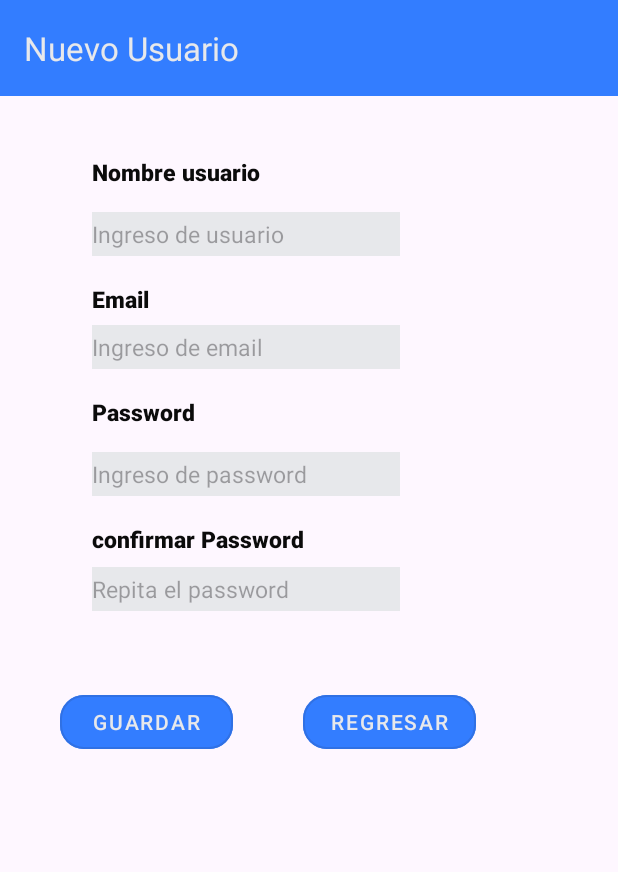
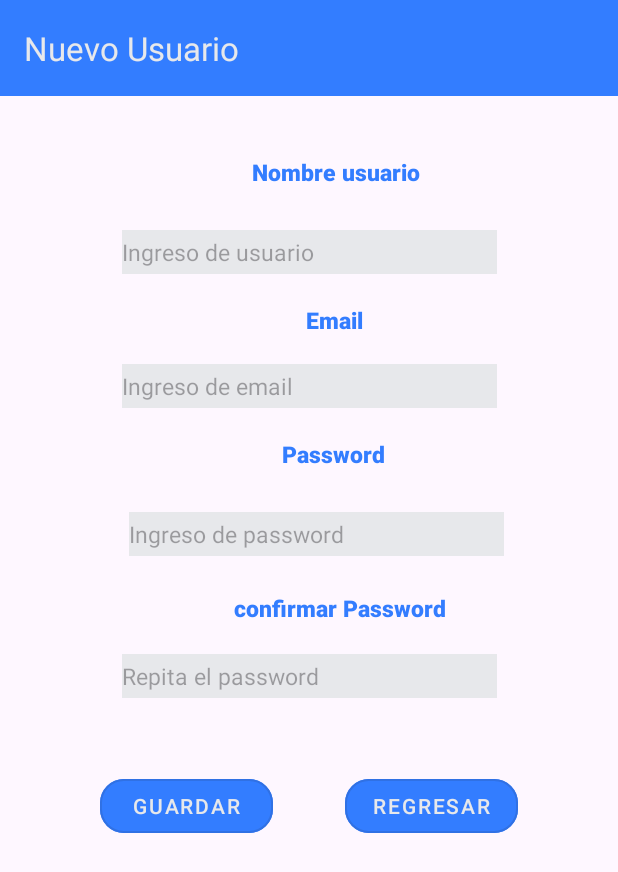
Before and after one commit to Victor120y/Victor120y-evaluacion-practica-1-DAM, an Android app: the RegistarActivity screen opened directly, with no data from a screen before it, on a phone screen of 412 x 824 dp. Shown: the top 872 px of the screen. Run offline under Robolectric (Android 15) with nearby library versions, the phone set to English and light mode, and no system bars.

Commit message:
cambiando resolucion de pantalla

```diff
--- a/app/src/main/AndroidManifest.xml
+++ b/app/src/main/AndroidManifest.xml
@@ -14,12 +14,12 @@
         tools:targetApi="31">
         <activity
             android:name=".HomeActivity"
-            android:exported="false"
+            android:exported="true"
             android:label="@string/title_activity_home"
             android:theme="@style/Theme.Tema3_5.NoActionBar" />
         <activity
             android:name=".RegistarActivity"
-            android:exported="false" />
+            android:exported="true" />
         <activity
             android:name=".MainActivity"
             android:exported="true">
--- a/app/src/main/java/com/example/tema3_5/RegistarActivity.java
+++ b/app/src/main/java/com/example/tema3_5/RegistarActivity.java
@@ -38,7 +38,6 @@ public class RegistarActivity extends AppCompatActivity {
             v.setPadding(systemBars.left, systemBars.top, systemBars.right, systemBars.bottom);
             return insets;
         });
-        TextView edtSalida = findViewById(R.id.edtSalida);
         Button btnGuardar = findViewById(R.id.btnGuardar);
         Button btnRegresar = findViewById(R.id.btnRegresar);
         EditText txtIngresoUsuario = findViewById(R.id.txtIngresoUsuario);
@@ -115,6 +114,7 @@ public class RegistarActivity extends AppCompatActivity {
                     Intent intent = new Intent(this, MainActivity.class); // aqui pasamos al home
                     startActivity(intent); // Inicia la actividad
                     Toast.makeText(this, "Abriendo pantalla de home...", Toast.LENGTH_SHORT).show(); // Opcional
+                    finish();
         });
     }
 
--- a/app/src/main/res/layout/activity_registar.xml
+++ b/app/src/main/res/layout/activity_registar.xml
@@ -21,28 +21,29 @@
         app:layout_constraintTop_toTopOf="parent"
         app:layout_constraintVertical_bias="0.0" />
 
+
     <TextView
         android:id="@+id/lblUsername"
         android:layout_width="wrap_content"
         android:layout_height="29dp"
-        android:layout_marginStart="61dp"
+        android:layout_marginStart="168dp"
         android:layout_marginTop="40dp"
-        android:layout_marginBottom="17dp"
+        android:layout_marginBottom="20dp"
         android:text="Nombre usuario"
-        android:textColor="#0B0B0B"
         app:layout_constraintBottom_toTopOf="@+id/txtIngresoUsuario"
         app:layout_constraintStart_toStartOf="parent"
         app:layout_constraintTop_toBottomOf="@+id/toolbar" />
 
-
     <EditText
         android:id="@+id/txtIngresoUsuario"
-        android:layout_width="205dp"
+        android:layout_width="250dp"
         android:layout_height="29dp"
-        android:layout_marginStart="61dp"
-        android:layout_marginTop="8dp"
+        android:layout_marginStart="50dp"
+        android:layout_marginTop="20dp"
+        android:layout_marginEnd="50dp"
         android:hint="Ingreso de usuario"
         android:inputType="text"
+        app:layout_constraintEnd_toEndOf="parent"
         app:layout_constraintStart_toStartOf="parent"
         app:layout_constraintTop_toBottomOf="@+id/lblUsername" />
 
@@ -50,95 +51,80 @@
         android:id="@+id/lblUserEMail"
         android:layout_width="wrap_content"
         android:layout_height="20dp"
-        android:layout_marginStart="61dp"
-        android:layout_marginTop="18dp"
+        android:layout_marginStart="204dp"
+        android:layout_marginTop="20dp"
         android:text="Email"
-        android:textColor="#0B0B0B"
         app:layout_constraintStart_toStartOf="parent"
         app:layout_constraintTop_toBottomOf="@+id/txtIngresoUsuario" />
 
     <EditText
         android:id="@+id/txtIngresoEmail"
-        android:layout_width="205dp"
+        android:layout_width="250dp"
         android:layout_height="29dp"
-        android:layout_marginStart="61dp"
-        android:layout_marginTop="8dp"
+        android:layout_marginStart="50dp"
+        android:layout_marginTop="20dp"
+        android:layout_marginEnd="50dp"
         android:ems="10"
         android:hint="Ingreso de email"
         android:inputType="textEmailAddress"
+        app:layout_constraintEnd_toEndOf="parent"
         app:layout_constraintStart_toStartOf="parent"
         app:layout_constraintTop_toBottomOf="@+id/lblUserEMail" />
+
 
     <TextView
         android:id="@+id/lblpassword"
         android:layout_width="wrap_content"
         android:layout_height="29dp"
-        android:layout_marginStart="61dp"
-        android:layout_marginTop="18dp"
+        android:layout_marginStart="188dp"
+        android:layout_marginTop="20dp"
         android:text="Password"
-        android:textColor="#0B0B0B"
         app:layout_constraintStart_toStartOf="parent"
         app:layout_constraintTop_toBottomOf="@+id/txtIngresoEmail" />
 
-
     <EditText
         android:id="@+id/txtIngresoPassword"
-        android:layout_width="205dp"
+        android:layout_width="250dp"
         android:layout_height="29dp"
-        android:layout_marginStart="61dp"
-        android:layout_marginTop="8dp"
+        android:layout_marginStart="60dp"
+        android:layout_marginTop="20dp"
+        android:layout_marginEnd="50dp"
         android:hint="Ingreso de password"
         android:inputType="textPassword"
+        app:layout_constraintEnd_toEndOf="parent"
         app:layout_constraintStart_toStartOf="parent"
         app:layout_constraintTop_toBottomOf="@+id/lblpassword" />
-
 
     <TextView
         android:id="@+id/lblpassword2"
         android:layout_width="wrap_content"
         android:layout_height="wrap_content"
-        android:layout_marginStart="61dp"
-        android:layout_marginTop="18dp"
+        android:layout_marginStart="156dp"
+        android:layout_marginTop="24dp"
         android:text="confirmar Password"
-        android:textColor="#0B0B0B"
         app:layout_constraintStart_toStartOf="parent"
         app:layout_constraintTop_toBottomOf="@+id/txtIngresoPassword" />
 
     <EditText
         android:id="@+id/txtIngresoPassword2"
-        android:layout_width="205dp"
+        android:layout_width="250dp"
         android:layout_height="29dp"
-        android:layout_marginStart="61dp"
-        android:layout_marginTop="8dp"
+        android:layout_marginStart="50dp"
+        android:layout_marginTop="20dp"
+        android:layout_marginEnd="50dp"
         android:ems="10"
         android:hint="Repita el password"
         android:inputType="textPassword"
+        app:layout_constraintEnd_toEndOf="parent"
         app:layout_constraintStart_toStartOf="parent"
         app:layout_constraintTop_toBottomOf="@+id/lblpassword2" />
-
-    <TextView
-        android:id="@+id/edtSalida"
-        android:layout_width="181dp"
-        android:layout_height="124dp"
-        android:layout_marginStart="61dp"
-        android:layout_marginTop="32dp"
-        android:layout_marginEnd="293dp"
-        android:layout_marginBottom="162dp"
-        android:textColor="#E91E63"
-        android:textSize="16sp"
-        app:layout_constraintBottom_toBottomOf="parent"
-        app:layout_constraintEnd_toEndOf="parent"
-        app:layout_constraintHorizontal_bias="0.0"
-        app:layout_constraintStart_toStartOf="parent"
-        app:layout_constraintTop_toBottomOf="@+id/btnGuardar"
-        app:layout_constraintVertical_bias="0.0" />
 
     <Button
         android:id="@+id/btnRegresar"
         android:layout_width="115dp"
         android:layout_height="48dp"
-        android:layout_marginTop="50dp"
-        android:layout_marginEnd="80dp"
+        android:layout_marginTop="48dp"
+        android:layout_marginEnd="50dp"
         android:text="Regresar"
         app:layout_constraintEnd_toEndOf="parent"
         app:layout_constraintStart_toEndOf="@+id/btnGuardar"
@@ -148,8 +134,8 @@
         android:id="@+id/btnGuardar"
         android:layout_width="115dp"
         android:layout_height="48dp"
-        android:layout_marginStart="25dp"
-        android:layout_marginTop="50dp"
+        android:layout_marginStart="50dp"
+        android:layout_marginTop="48dp"
         android:layout_marginEnd="32dp"
         android:text="Guardar"
         app:layout_constraintEnd_toStartOf="@+id/btnRegresar"
```
